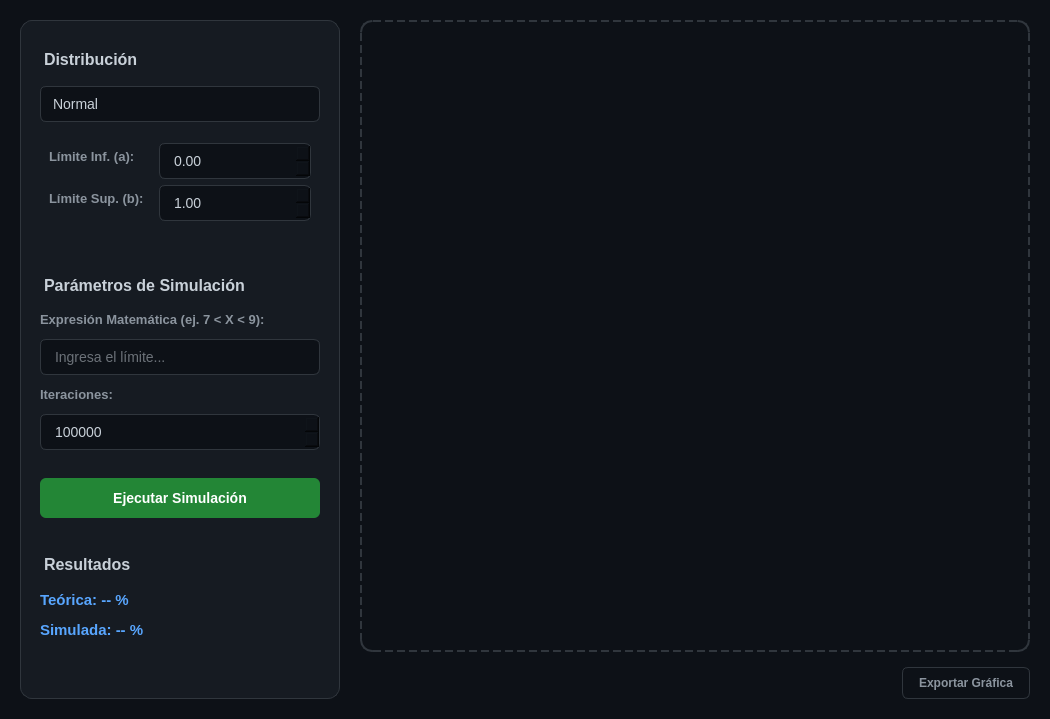
This is interfaz.ui in cipher-gx/Simulador-de-distribuciones-de-probabilidad as Qt 5 draws it before an edit. The edited form follows.
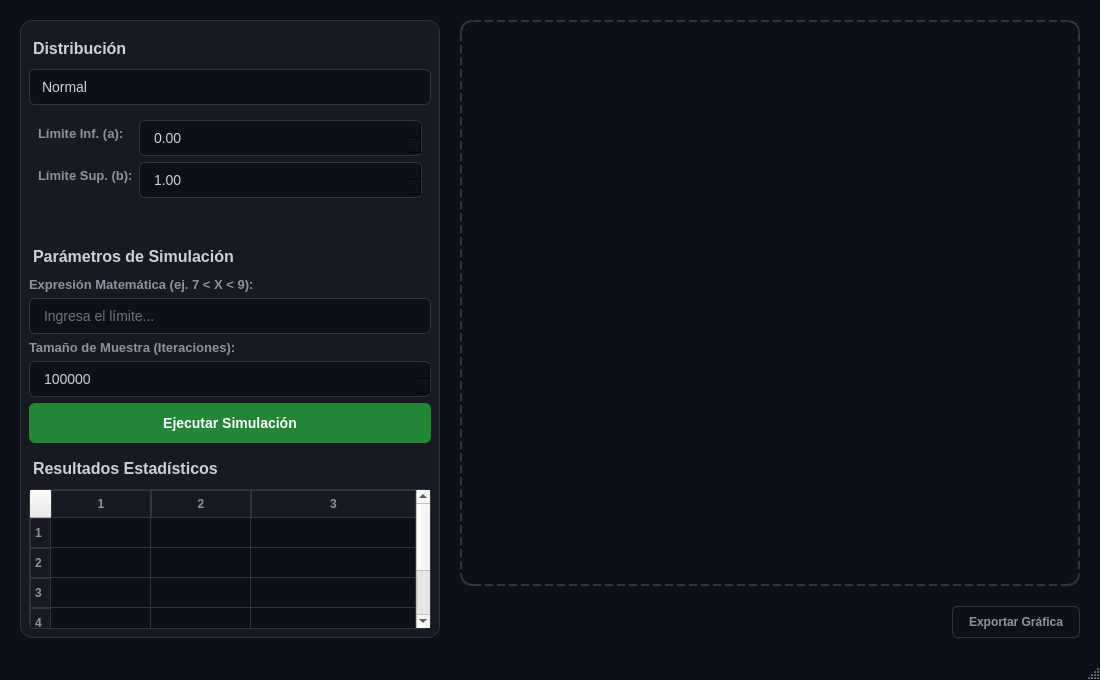
This is the edited form. The open tabs and pages were chosen to show the change.

Commit message: Mejoras en la clase Normal y ajustes en la interfaz de usuario. Se añadió validación en el cálculo de probabilidades y se configuró la tabla de resultados en main.py para mostrar estadísticas de simulación.

Patch:
```diff
--- a/interfaz.ui
+++ b/interfaz.ui
@@ -6,8 +6,8 @@
    <rect>
     <x>0</x>
     <y>0</y>
-    <width>1050</width>
-    <height>719</height>
+    <width>1100</width>
+    <height>680</height>
    </rect>
   </property>
   <property name="windowTitle">
@@ -15,32 +15,21 @@
   </property>
   <property name="styleSheet">
    <string>
-    /* Fondo principal súper oscuro y limpio */
     QMainWindow { background-color: #0d1117; font-family: 'Segoe UI', Roboto, sans-serif; }
-    
-    /* Panel lateral simulando una 'tarjeta' moderna */
     QWidget#panel_controles { background-color: #161b22; border-radius: 12px; border: 1px solid #30363d; }
-    
-    /* Contenedor temporal de la gráfica para que no colapse el espacio */
     QWidget#contenedor_grafica { background-color: #0d1117; border: 2px dashed #30363d; border-radius: 12px; }
-    
-    /* Textos y títulos limpios */
     QLabel { color: #8b949e; font-size: 13px; font-weight: 500; }
     QLabel#lbl_titulo1, QLabel#lbl_titulo2, QLabel#lbl_titulo3 { color: #c9d1d9; font-size: 16px; font-weight: bold; margin-bottom: 5px; margin-top: 10px; }
-    QLabel#label_teorica, QLabel#label_simulada { color: #58a6ff; font-size: 15px; font-weight: bold; }
-    
-    /* Inputs sin bordes toscos, estilo minimalista */
     QLineEdit, QComboBox, QDoubleSpinBox, QSpinBox { background-color: #0d1117; color: #c9d1d9; padding: 8px 12px; border: 1px solid #30363d; border-radius: 6px; font-size: 14px; }
     QLineEdit:focus, QComboBox:focus, QDoubleSpinBox:focus, QSpinBox:focus { border: 1px solid #58a6ff; }
     QComboBox::drop-down { border: none; }
-    
-    /* Botón principal (Call to action) azul vibrante */
     QPushButton#boton_calcular { background-color: #238636; color: white; padding: 12px; border-radius: 6px; font-weight: bold; font-size: 14px; border: none; }
     QPushButton#boton_calcular:hover { background-color: #2ea043; }
-    
-    /* Botón secundario discreto */
     QPushButton#boton_exportar { background-color: transparent; border: 1px solid #30363d; color: #8b949e; padding: 8px 16px; border-radius: 6px; font-weight: bold; }
     QPushButton#boton_exportar:hover { background-color: #30363d; color: #c9d1d9; }
+    QTableWidget { background-color: #0d1117; color: #c9d1d9; gridline-color: #30363d; border: 1px solid #30363d; border-radius: 6px; font-size: 13px; }
+    QHeaderView::section { background-color: #161b22; color: #8b949e; border: 1px solid #30363d; font-weight: bold; padding: 4px; }
+    QTableWidget::item { padding: 5px; }
    </string>
   </property>
   <widget class="QWidget" name="centralwidget">
@@ -68,83 +57,20 @@
         <verstretch>0</verstretch>
        </sizepolicy>
       </property>
-      <property name="minimumSize">
-       <size>
-        <width>320</width>
-        <height>0</height>
-       </size>
-      </property>
-      <property name="maximumSize">
-       <size>
-        <width>320</width>
-        <height>16777215</height>
-       </size>
-      </property>
+      <property name="minimumSize"><size><width>420</width><height>0</height></size></property>
+      <property name="maximumSize"><size><width>460</width><height>16777215</height></size></property>
       <layout class="QVBoxLayout" name="verticalLayout">
-       <property name="spacing">
-        <number>12</number>
-       </property>
-       <property name="leftMargin">
-        <number>20</number>
-       </property>
-       <property name="topMargin">
-        <number>20</number>
-       </property>
-       <property name="rightMargin">
-        <number>20</number>
-       </property>
-       <property name="bottomMargin">
-        <number>20</number>
-       </property>
-       <item>
-        <widget class="QLabel" name="lbl_titulo1">
-         <property name="text">
-          <string>Distribución</string>
-         </property>
-        </widget>
-       </item>
+       <item><widget class="QLabel" name="lbl_titulo1"><property name="text"><string>Distribución</string></property></widget></item>
        <item>
         <widget class="QComboBox" name="combo_distribuciones">
-         <item>
-          <property name="text">
-           <string>Normal</string>
-          </property>
-         </item>
-         <item>
-          <property name="text">
-           <string>Exponencial</string>
-          </property>
-         </item>
-         <item>
-          <property name="text">
-           <string>Uniforme</string>
-          </property>
-         </item>
-         <item>
-          <property name="text">
-           <string>Bernoulli</string>
-          </property>
-         </item>
-         <item>
-          <property name="text">
-           <string>Binomial</string>
-          </property>
-         </item>
-         <item>
-          <property name="text">
-           <string>Geométrica</string>
-          </property>
-         </item>
-         <item>
-          <property name="text">
-           <string>Hipergeométrica</string>
-          </property>
-         </item>
-         <item>
-          <property name="text">
-           <string>Poisson</string>
-          </property>
-         </item>
+         <item><property name="text"><string>Normal</string></property></item>
+         <item><property name="text"><string>Exponencial</string></property></item>
+         <item><property name="text"><string>Uniforme</string></property></item>
+         <item><property name="text"><string>Bernoulli</string></property></item>
+         <item><property name="text"><string>Binomial</string></property></item>
+         <item><property name="text"><string>Geométrica</string></property></item>
+         <item><property name="text"><string>Hipergeométrica</string></property></item>
+         <item><property name="text"><string>Poisson</string></property></item>
         </widget>
        </item>
        <item>
@@ -225,46 +151,10 @@
          </widget>
          <widget class="QWidget" name="page_uniforme">
           <layout class="QFormLayout" name="formLayout_3">
-           <property name="horizontalSpacing">
-            <number>15</number>
-           </property>
-           <item row="0" column="0">
-            <widget class="QLabel" name="lbl_a">
-             <property name="text">
-              <string>Límite Inf. (a):</string>
-             </property>
-            </widget>
-           </item>
-           <item row="0" column="1">
-            <widget class="QDoubleSpinBox" name="spin_a">
-             <property name="minimum">
-              <double>-10000.000000000000000</double>
-             </property>
-             <property name="maximum">
-              <double>10000.000000000000000</double>
-             </property>
-            </widget>
-           </item>
-           <item row="1" column="0">
-            <widget class="QLabel" name="lbl_b">
-             <property name="text">
-              <string>Límite Sup. (b):</string>
-             </property>
-            </widget>
-           </item>
-           <item row="1" column="1">
-            <widget class="QDoubleSpinBox" name="spin_b">
-             <property name="minimum">
-              <double>-10000.000000000000000</double>
-             </property>
-             <property name="maximum">
-              <double>10000.000000000000000</double>
-             </property>
-             <property name="value">
-              <double>1.000000000000000</double>
-             </property>
-            </widget>
-           </item>
+           <item row="0" column="0"><widget class="QLabel" name="lbl_a"><property name="text"><string>Límite Inf. (a):</string></property></widget></item>
+           <item row="0" column="1"><widget class="QDoubleSpinBox" name="spin_a"><property name="minimum"><double>-10000</double></property><property name="maximum"><double>10000</double></property></widget></item>
+           <item row="1" column="0"><widget class="QLabel" name="lbl_b"><property name="text"><string>Límite Sup. (b):</string></property></widget></item>
+           <item row="1" column="1"><widget class="QDoubleSpinBox" name="spin_b"><property name="minimum"><double>-10000</double></property><property name="maximum"><double>10000</double></property><property name="value"><double>1</double></property></widget></item>
           </layout>
          </widget>
          <widget class="QWidget" name="page_bernoulli">
@@ -449,122 +339,33 @@
          </widget>
         </widget>
        </item>
+       <item><widget class="QLabel" name="lbl_titulo2"><property name="text"><string>Parámetros de Simulación</string></property></widget></item>
+       <item><widget class="QLabel" name="lbl_exp"><property name="text"><string>Expresión Matemática (ej. 7 &lt; X &lt; 9):</string></property></widget></item>
+       <item><widget class="QLineEdit" name="input_expresion"><property name="placeholderText"><string>Ingresa el límite...</string></property></widget></item>
+       <item><widget class="QLabel" name="lbl_iter"><property name="text"><string>Tamaño de Muestra (Iteraciones):</string></property></widget></item>
+       <item><widget class="QSpinBox" name="spin_iteraciones"><property name="minimum"><number>1</number></property><property name="maximum"><number>5000000</number></property><property name="value"><number>100000</number></property></widget></item>
+       <item><widget class="QPushButton" name="boton_calcular"><property name="text"><string>Ejecutar Simulación</string></property><property name="cursor"><cursorShape>PointingHandCursor</cursorShape></property></widget></item>
+       <item><widget class="QLabel" name="lbl_titulo3"><property name="text"><string>Resultados Estadísticos</string></property></widget></item>
        <item>
-        <widget class="QLabel" name="lbl_titulo2">
-         <property name="text">
-          <string>Parámetros de Simulación</string>
-         </property>
+        <widget class="QTableWidget" name="tabla_resultados">
+         <property name="editTriggers"><set>QAbstractItemView::NoEditTriggers</set></property>
+         <property name="selectionMode"><enum>QAbstractItemView::NoSelection</enum></property>
+         <property name="rowCount"><number>5</number></property>
+         <property name="columnCount"><number>3</number></property>
+         <attribute name="horizontalHeaderLabels">
+          <string>Teórico;Simulado;Diferencia</string>
+         </attribute>
+         <attribute name="verticalHeaderLabels">
+          <string>Probabilidad;Media;Varianza;Desviación Est.;Tamaño Muestra</string>
+         </attribute>
+         <attribute name="horizontalHeaderStretchLastSection"><bool>true</bool></attribute>
         </widget>
        </item>
-       <item>
-        <widget class="QLabel" name="lbl_exp">
-         <property name="text">
-          <string>Expresión Matemática (ej. 7 &lt; X &lt; 9):</string>
-         </property>
-        </widget>
-       </item>
-       <item>
-        <widget class="QLineEdit" name="input_expresion">
-         <property name="placeholderText">
-          <string>Ingresa el límite...</string>
-         </property>
-        </widget>
-       </item>
-       <item>
-        <widget class="QLabel" name="lbl_iter">
-         <property name="text">
-          <string>Iteraciones:</string>
-         </property>
-        </widget>
-       </item>
-       <item>
-        <widget class="QSpinBox" name="spin_iteraciones">
-         <property name="maximum">
-          <number>5000000</number>
-         </property>
-         <property name="value">
-          <number>100000</number>
-         </property>
-        </widget>
-       </item>
-       <item>
-        <spacer name="spacer_mid">
-         <property name="orientation">
-          <enum>Qt::Orientation::Vertical</enum>
-         </property>
-         <property name="sizeHint" stdset="0">
-          <size>
-           <width>20</width>
-           <height>10</height>
-          </size>
-         </property>
-        </spacer>
-       </item>
-       <item>
-        <widget class="QPushButton" name="boton_calcular">
-         <property name="cursor">
-          <cursorShape>PointingHandCursor</cursorShape>
-         </property>
-         <property name="text">
-          <string>Ejecutar Simulación</string>
-         </property>
-        </widget>
-       </item>
-       <item>
-        <spacer name="spacer_mid2">
-         <property name="orientation">
-          <enum>Qt::Orientation::Vertical</enum>
-         </property>
-         <property name="sizeHint" stdset="0">
-          <size>
-           <width>20</width>
-           <height>15</height>
-          </size>
-         </property>
-        </spacer>
-       </item>
-       <item>
-        <widget class="QLabel" name="lbl_titulo3">
-         <property name="text">
-          <string>Resultados</string>
-         </property>
-        </widget>
-       </item>
-       <item>
-        <widget class="QLabel" name="label_teorica">
-         <property name="text">
-          <string>Teórica: -- %</string>
-         </property>
-        </widget>
-       </item>
-       <item>
-        <widget class="QLabel" name="label_simulada">
-         <property name="text">
-          <string>Simulada: -- %</string>
-         </property>
-        </widget>
-       </item>
-       <item>
-        <spacer name="verticalSpacer">
-         <property name="orientation">
-          <enum>Qt::Orientation::Vertical</enum>
-         </property>
-         <property name="sizeHint" stdset="0">
-          <size>
-           <width>20</width>
-           <height>40</height>
-          </size>
-         </property>
-        </spacer>
-       </item>
       </layout>
      </widget>
     </item>
     <item>
      <layout class="QVBoxLayout" name="panel_derecho">
-      <property name="spacing">
-       <number>15</number>
-      </property>
       <item>
        <widget class="QWidget" name="contenedor_grafica" native="true">
         <property name="sizePolicy">
@@ -620,6 +421,7 @@
     </item>
    </layout>
   </widget>
+  <widget class="QStatusBar" name="statusbar"/>
  </widget>
  <resources/>
  <connections/>
```
Left out of the diff: 305 changed lines with no effect on the pictures. The commit also changes 2 other files.
